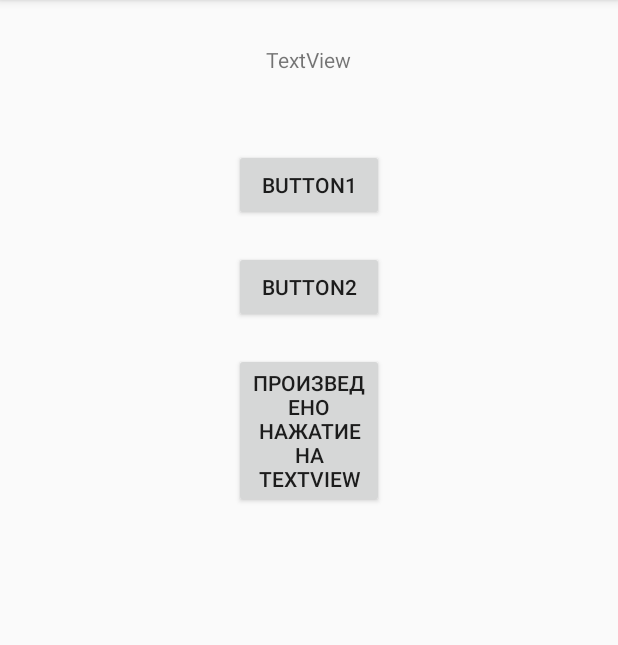
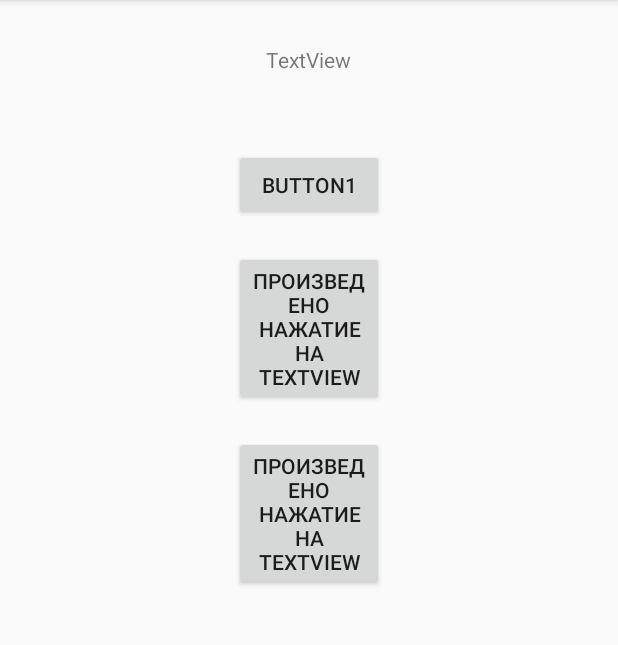
Before and after one commit to ivankuznetsov96dev/P0101_Listener, an Android app: the screen it shows after launch (MainActivity), after a tap on "TextView", on a phone screen of 412 x 824 dp, the part 84-729 px from its top. Run offline under Robolectric (Android 15) with nearby library versions, the phone set to English and light mode, and no system bars.

Commit message:
New commit

```diff
--- a/app/src/main/java/com/grayrav/p0101_listener/MainActivity.java
+++ b/app/src/main/java/com/grayrav/p0101_listener/MainActivity.java
@@ -51,6 +51,7 @@ public class MainActivity extends AppCompatActivity {
         textView.setOnClickListener(new View.OnClickListener() {
             @Override
             public void onClick(View v) {
+                button2.setText(R.string.buttonEx);
                 button3.setText(R.string.buttonEx);
             }
         });
```
